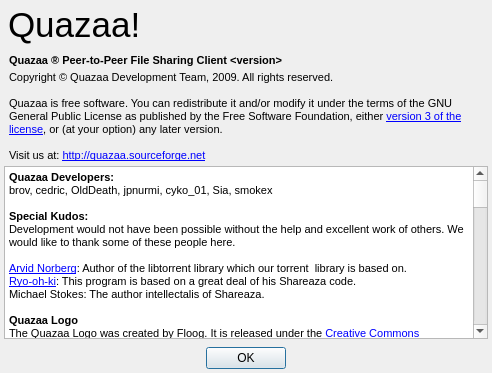
Before: the Qt Designer form Quazaa/UI/dialogabout.ui in c3c/quazaa, drawn with Qt 5.
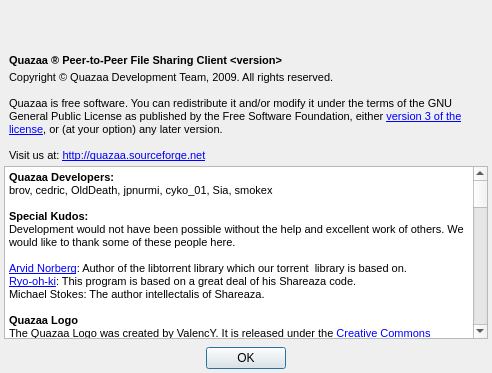
After: the same form once the commit is applied. Icons and pictures are not drawn.

Diff of the .ui file:
```diff
--- a/Quazaa/UI/dialogabout.ui
+++ b/Quazaa/UI/dialogabout.ui
@@ -74,6 +74,24 @@
       </property>
       <item row="0" column="0">
        <widget class="QLabel" name="labelLogo">
+        <property name="sizePolicy">
+         <sizepolicy hsizetype="Fixed" vsizetype="Fixed">
+          <horstretch>1</horstretch>
+          <verstretch>1</verstretch>
+         </sizepolicy>
+        </property>
+        <property name="maximumSize">
+         <size>
+          <width>188</width>
+          <height>48</height>
+         </size>
+        </property>
+        <property name="baseSize">
+         <size>
+          <width>188</width>
+          <height>48</height>
+         </size>
+        </property>
         <property name="styleSheet">
          <string notr="true">background-color: transparent;</string>
         </property>
@@ -86,21 +104,20 @@
        </widget>
       </item>
       <item row="0" column="1">
-       <widget class="QLabel" name="labelHeaderText">
-        <property name="sizePolicy">
-         <sizepolicy hsizetype="MinimumExpanding" vsizetype="Preferred">
-          <horstretch>0</horstretch>
-          <verstretch>0</verstretch>
-         </sizepolicy>
+       <spacer name="horizontalSpacer">
+        <property name="orientation">
+         <enum>Qt::Horizontal</enum>
         </property>
-        <property name="text">
-         <string notr="true">&lt;!DOCTYPE HTML PUBLIC &quot;-//W3C//DTD HTML 4.0//EN&quot; &quot;http://www.w3.org/TR/REC-html40/strict.dtd&quot;&gt;
-&lt;html&gt;&lt;head&gt;&lt;meta name=&quot;qrichtext&quot; content=&quot;1&quot; /&gt;&lt;style type=&quot;text/css&quot;&gt;
-p, li { white-space: pre-wrap; }
-&lt;/style&gt;&lt;/head&gt;&lt;body style=&quot; font-family:'MS Shell Dlg 2'; font-size:8.25pt; font-weight:400; font-style:normal;&quot;&gt;
-&lt;p style=&quot; margin-top:0px; margin-bottom:0px; margin-left:0px; margin-right:0px; -qt-block-indent:0; text-indent:0px;&quot;&gt;&lt;span style=&quot; font-size:26pt;&quot;&gt;Quazaa!&lt;/span&gt;&lt;/p&gt;&lt;/body&gt;&lt;/html&gt;</string>
+        <property name="sizeType">
+         <enum>QSizePolicy::Expanding</enum>
         </property>
-       </widget>
+        <property name="sizeHint" stdset="0">
+         <size>
+          <width>40</width>
+          <height>20</height>
+         </size>
+        </property>
+       </spacer>
       </item>
      </layout>
     </widget>
@@ -173,7 +190,7 @@
 &lt;p style=&quot; margin-top:0px; margin-bottom:0px; margin-left:0px; margin-right:0px; -qt-block-indent:0; text-indent:0px;&quot;&gt;&lt;span style=&quot; font-size:8pt;&quot;&gt;Michael Stokes: The author intellectalis of Shareaza.&lt;/span&gt;&lt;/p&gt;
 &lt;p style=&quot;-qt-paragraph-type:empty; margin-top:0px; margin-bottom:0px; margin-left:0px; margin-right:0px; -qt-block-indent:0; text-indent:0px; font-size:8pt;&quot;&gt;&lt;/p&gt;
 &lt;p style=&quot; margin-top:0px; margin-bottom:0px; margin-left:0px; margin-right:0px; -qt-block-indent:0; text-indent:0px;&quot;&gt;&lt;span style=&quot; font-size:8pt; font-weight:600;&quot;&gt;Quazaa Logo&lt;/span&gt;&lt;/p&gt;
-&lt;p style=&quot; margin-top:0px; margin-bottom:0px; margin-left:0px; margin-right:0px; -qt-block-indent:0; text-indent:0px;&quot;&gt;&lt;span style=&quot; font-size:8pt;&quot;&gt;The Quazaa Logo was created by Floog. It is released under the &lt;/span&gt;&lt;a href=&quot;http://creativecommons.org/licenses/by-nc/3.0/legalcode&quot;&gt;&lt;span style=&quot; font-family:'Segoe UI'; font-size:8pt; text-decoration: underline; color:#0000ff;&quot;&gt;Creative Commons Attribution-NonCommercial 3.0 License&lt;/span&gt;&lt;/a&gt;&lt;span style=&quot; font-size:8pt;&quot;&gt;.&lt;/span&gt;&lt;/p&gt;
+&lt;p style=&quot; margin-top:0px; margin-bottom:0px; margin-left:0px; margin-right:0px; -qt-block-indent:0; text-indent:0px;&quot;&gt;&lt;span style=&quot; font-size:8pt;&quot;&gt;The Quazaa Logo was created by ValencY. It is released under the &lt;/span&gt;&lt;a href=&quot;http://creativecommons.org/licenses/by-nc/3.0/legalcode&quot;&gt;&lt;span style=&quot; font-family:'Segoe UI'; font-size:8pt; text-decoration: underline; color:#0000ff;&quot;&gt;Creative Commons Attribution-NonCommercial 3.0 License&lt;/span&gt;&lt;/a&gt;&lt;span style=&quot; font-size:8pt;&quot;&gt;.&lt;/span&gt;&lt;/p&gt;
 &lt;p style=&quot;-qt-paragraph-type:empty; margin-top:0px; margin-bottom:0px; margin-left:0px; margin-right:0px; -qt-block-indent:0; text-indent:0px; font-size:8pt;&quot;&gt;&lt;/p&gt;
 &lt;p style=&quot; margin-top:0px; margin-bottom:0px; margin-left:0px; margin-right:0px; -qt-block-indent:0; text-indent:0px;&quot;&gt;&lt;span style=&quot; font-size:8pt; font-weight:600;&quot;&gt;Quazaa Concept and Design&lt;/span&gt;&lt;/p&gt;
 &lt;p style=&quot; margin-top:0px; margin-bottom:0px; margin-left:0px; margin-right:0px; -qt-block-indent:0; text-indent:0px;&quot;&gt;&lt;span style=&quot; font-size:8pt;&quot;&gt;cyko_01, Old Death, Rolandas&lt;/span&gt;&lt;/p&gt;
```
Left out of the diff: 7 changed lines with no effect on the pictures.
